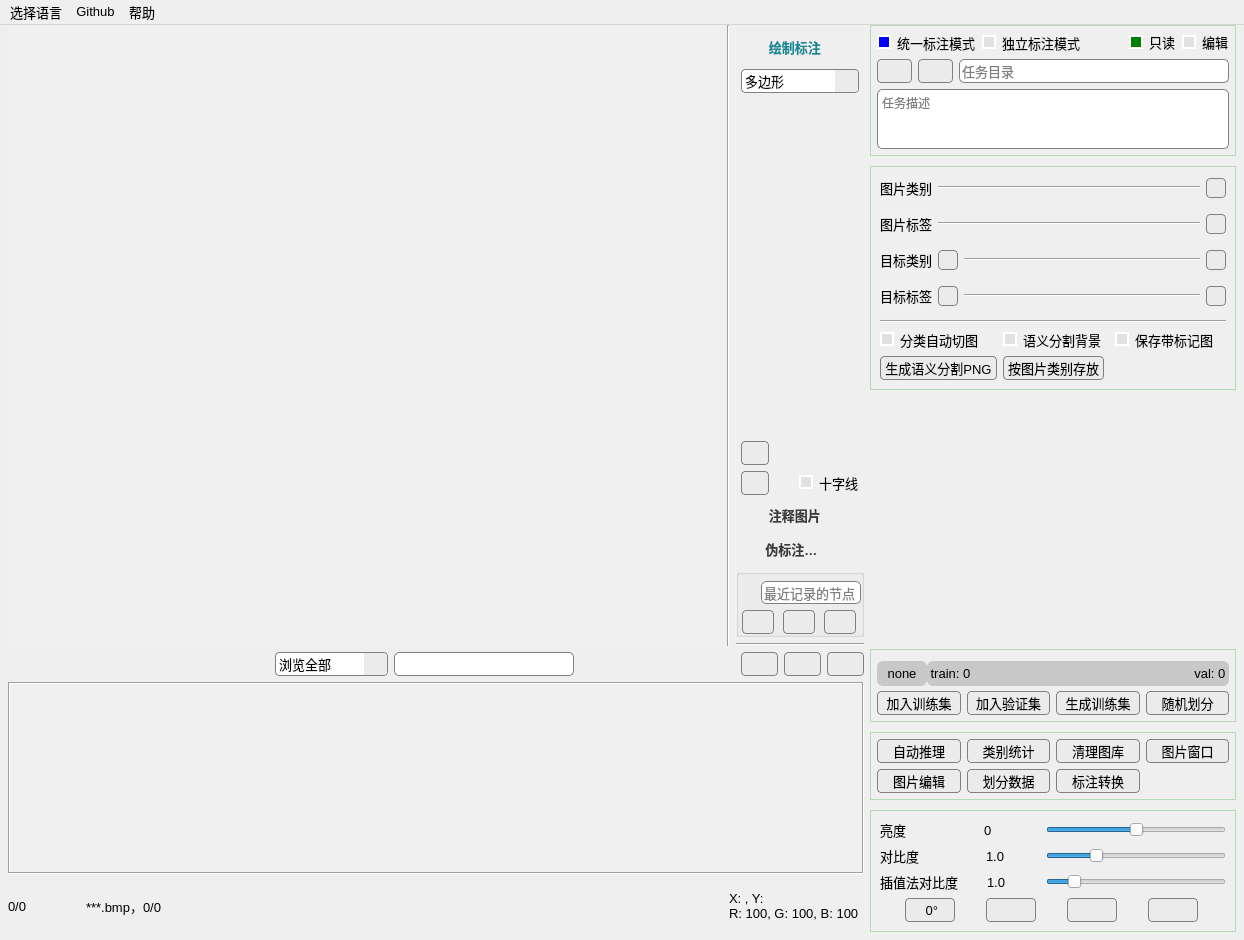
Above: main_window.ui from feiyuhuahuo/HuaHuoLabel before the change. Below: the same form after it.
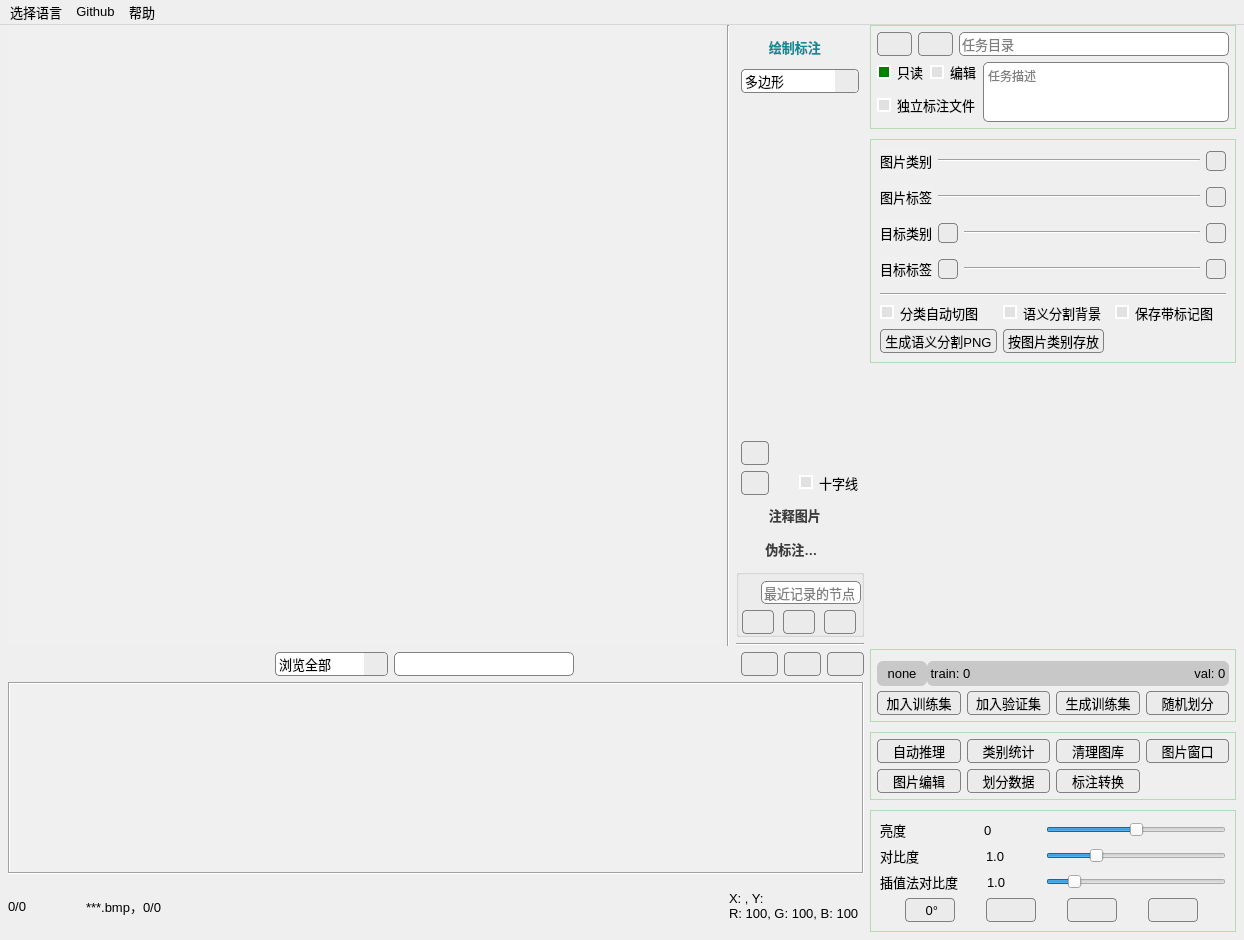
That is the form after the change. Icons and pictures are not drawn. Custom widgets are drawn as their Qt base class.

```diff
--- a/main_window.ui
+++ b/main_window.ui
@@ -1766,200 +1766,6 @@
          <property name="bottomMargin">
           <number>6</number>
          </property>
-         <item>
-          <layout class="QHBoxLayout" name="horizontalLayout_7">
-           <item>
-            <widget class="QCheckBox" name="checkBox_one_label">
-             <property name="sizePolicy">
-              <sizepolicy hsizetype="Minimum" vsizetype="Minimum">
-               <horstretch>0</horstretch>
-               <verstretch>0</verstretch>
-              </sizepolicy>
-             </property>
-             <property name="font">
-              <font>
-               <pointsize>10</pointsize>
-              </font>
-             </property>
-             <property name="toolTip">
-              <string>所有标注用一个统一的文件保存</string>
-             </property>
-             <property name="styleSheet">
-              <string notr="true">QCheckBox::indicator{ 
-border:  2px solid white; 
- }
-QCheckBox::indicator:checked {
-    background-color:       blue;
-}
-
-QCheckBox::indicator:unchecked {
-    background-color:       rgb(225, 225, 225);
-}
-</string>
-             </property>
-             <property name="text">
-              <string>统一标注模式</string>
-             </property>
-             <property name="checked">
-              <bool>true</bool>
-             </property>
-            </widget>
-           </item>
-           <item>
-            <widget class="QCheckBox" name="checkBox_separate_label">
-             <property name="sizePolicy">
-              <sizepolicy hsizetype="Minimum" vsizetype="Minimum">
-               <horstretch>0</horstretch>
-               <verstretch>0</verstretch>
-              </sizepolicy>
-             </property>
-             <property name="font">
-              <font>
-               <pointsize>10</pointsize>
-              </font>
-             </property>
-             <property name="toolTip">
-              <string>每张图片都会保存单独的标注文件</string>
-             </property>
-             <property name="styleSheet">
-              <string notr="true">QCheckBox::indicator:checked {
-    background-color:       blue;
-    border:                 2px solid white;  
-
-}
-
-QCheckBox::indicator:unchecked {
-    background-color:       rgb(225, 225, 225);
-    border:                 2px solid white;  
-
-}
-</string>
-             </property>
-             <property name="text">
-              <string>独立标注模式</string>
-             </property>
-             <property name="checked">
-              <bool>false</bool>
-             </property>
-            </widget>
-           </item>
-           <item>
-            <spacer name="horizontalSpacer_7">
-             <property name="orientation">
-              <enum>Qt::Horizontal</enum>
-             </property>
-             <property name="sizeHint" stdset="0">
-              <size>
-               <width>40</width>
-               <height>20</height>
-              </size>
-             </property>
-            </spacer>
-           </item>
-           <item>
-            <widget class="QRadioButton" name="radioButton_read">
-             <property name="enabled">
-              <bool>true</bool>
-             </property>
-             <property name="sizePolicy">
-              <sizepolicy hsizetype="Minimum" vsizetype="Minimum">
-               <horstretch>0</horstretch>
-               <verstretch>0</verstretch>
-              </sizepolicy>
-             </property>
-             <property name="maximumSize">
-              <size>
-               <width>16777215</width>
-               <height>20</height>
-              </size>
-             </property>
-             <property name="font">
-              <font>
-               <pointsize>10</pointsize>
-              </font>
-             </property>
-             <property name="toolTip">
-              <string>图片分类通过剪切进行</string>
-             </property>
-             <property name="styleSheet">
-              <string notr="true">QRadioButton::indicator:checked {
-    background-color:       green;
-    border:                 2px solid white;  
-}
-
-QRadioButton::indicator:unchecked {
-    background-color:       rgb(225, 225, 225);
-    border:                 2px solid white;  
-}
-QRadioButton::indicator:disabled {
-    background-color:       rgb(100, 100, 100);
-    border:                 2px solid white;  
-}</string>
-             </property>
-             <property name="text">
-              <string>只读</string>
-             </property>
-             <property name="checked">
-              <bool>true</bool>
-             </property>
-             <attribute name="buttonGroup">
-              <string notr="true">buttonGroup</string>
-             </attribute>
-            </widget>
-           </item>
-           <item>
-            <widget class="QRadioButton" name="radioButton_write">
-             <property name="enabled">
-              <bool>true</bool>
-             </property>
-             <property name="sizePolicy">
-              <sizepolicy hsizetype="Minimum" vsizetype="Minimum">
-               <horstretch>0</horstretch>
-               <verstretch>0</verstretch>
-              </sizepolicy>
-             </property>
-             <property name="maximumSize">
-              <size>
-               <width>16777215</width>
-               <height>20</height>
-              </size>
-             </property>
-             <property name="font">
-              <font>
-               <pointsize>10</pointsize>
-              </font>
-             </property>
-             <property name="toolTip">
-              <string>图片分类通过复制进行</string>
-             </property>
-             <property name="styleSheet">
-              <string notr="true">QRadioButton::indicator:checked {
-
-    background-color:       green;
-    border:                 2px solid white;  
-}
-
-QRadioButton::indicator:unchecked {
-
-    background-color:       rgb(225, 225, 225);
-    border:                 2px solid white;  
-}
-QRadioButton::indicator:disabled {
-
-    background-color:       rgb(100, 100, 100);
-    border:                 2px solid white;  
-}</string>
-             </property>
-             <property name="text">
-              <string>编辑</string>
-             </property>
-             <attribute name="buttonGroup">
-              <string notr="true">buttonGroup</string>
-             </attribute>
-            </widget>
-           </item>
-          </layout>
-         </item>
          <item>
           <layout class="QHBoxLayout" name="horizontalLayout_28">
            <item>
@@ -2114,6 +1920,154 @@
          </item>
          <item>
           <layout class="QHBoxLayout" name="horizontalLayout_29">
+           <item>
+            <layout class="QVBoxLayout" name="verticalLayout_11">
+             <item>
+              <layout class="QHBoxLayout" name="horizontalLayout_9">
+               <item>
+                <widget class="QRadioButton" name="radioButton_read">
+                 <property name="enabled">
+                  <bool>true</bool>
+                 </property>
+                 <property name="sizePolicy">
+                  <sizepolicy hsizetype="Minimum" vsizetype="Minimum">
+                   <horstretch>0</horstretch>
+                   <verstretch>0</verstretch>
+                  </sizepolicy>
+                 </property>
+                 <property name="maximumSize">
+                  <size>
+                   <width>16777215</width>
+                   <height>20</height>
+                  </size>
+                 </property>
+                 <property name="font">
+                  <font>
+                   <pointsize>10</pointsize>
+                  </font>
+                 </property>
+                 <property name="toolTip">
+                  <string>图片分类通过剪切进行</string>
+                 </property>
+                 <property name="styleSheet">
+                  <string notr="true">QRadioButton::indicator:checked {
+    background-color:       green;
+    border:                 2px solid white;  
+}
+
+QRadioButton::indicator:unchecked {
+    background-color:       rgb(225, 225, 225);
+    border:                 2px solid white;  
+}
+QRadioButton::indicator:disabled {
+    background-color:       rgb(100, 100, 100);
+    border:                 2px solid white;  
+}</string>
+                 </property>
+                 <property name="text">
+                  <string>只读</string>
+                 </property>
+                 <property name="checked">
+                  <bool>true</bool>
+                 </property>
+                 <attribute name="buttonGroup">
+                  <string notr="true">buttonGroup</string>
+                 </attribute>
+                </widget>
+               </item>
+               <item>
+                <widget class="QRadioButton" name="radioButton_write">
+                 <property name="enabled">
+                  <bool>true</bool>
+                 </property>
+                 <property name="sizePolicy">
+                  <sizepolicy hsizetype="Minimum" vsizetype="Minimum">
+                   <horstretch>0</horstretch>
+                   <verstretch>0</verstretch>
+                  </sizepolicy>
+                 </property>
+                 <property name="maximumSize">
+                  <size>
+                   <width>16777215</width>
+                   <height>20</height>
+                  </size>
+                 </property>
+                 <property name="font">
+                  <font>
+                   <pointsize>10</pointsize>
+                  </font>
+                 </property>
+                 <property name="toolTip">
+                  <string>图片分类通过复制进行</string>
+                 </property>
+                 <property name="styleSheet">
+                  <string notr="true">QRadioButton::indicator:checked {
+
+    background-color:       green;
+    border:                 2px solid white;  
+}
+
+QRadioButton::indicator:unchecked {
+
+    background-color:       rgb(225, 225, 225);
+    border:                 2px solid white;  
+}
+QRadioButton::indicator:disabled {
+
+    background-color:       rgb(100, 100, 100);
+    border:                 2px solid white;  
+}</string>
+                 </property>
+                 <property name="text">
+                  <string>编辑</string>
+                 </property>
+                 <attribute name="buttonGroup">
+                  <string notr="true">buttonGroup</string>
+                 </attribute>
+                </widget>
+               </item>
+              </layout>
+             </item>
+             <item>
+              <widget class="QCheckBox" name="checkBox_separate_label">
+               <property name="sizePolicy">
+                <sizepolicy hsizetype="Minimum" vsizetype="Minimum">
+                 <horstretch>0</horstretch>
+                 <verstretch>0</verstretch>
+                </sizepolicy>
+               </property>
+               <property name="font">
+                <font>
+                 <pointsize>10</pointsize>
+                </font>
+               </property>
+               <property name="toolTip">
+                <string>每张图片都会保存单独的标注文件，与标注相关的操作都以独立标注文件为准</string>
+               </property>
+               <property name="styleSheet">
+                <string notr="true">QCheckBox::indicator:checked {
+    background-color:       blue;
+    border:                 2px solid white;  
+
+}
+
+QCheckBox::indicator:unchecked {
+    background-color:       rgb(225, 225, 225);
+    border:                 2px solid white;  
+
+}
+</string>
+               </property>
+               <property name="text">
+                <string>独立标注文件</string>
+               </property>
+               <property name="checked">
+                <bool>false</bool>
+               </property>
+              </widget>
+             </item>
+            </layout>
+           </item>
            <item>
             <widget class="TaskDescBrowser" name="textBrowser_task_desc">
              <property name="sizePolicy">
```
